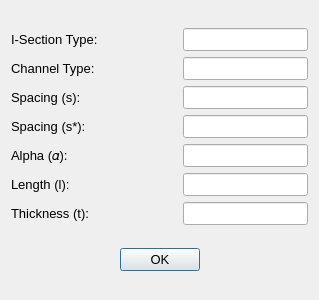
The window that gui/ui_section_parameters.ui (GreatDevelopers/osdag-core) describes before a commit, drawn with Qt 5.
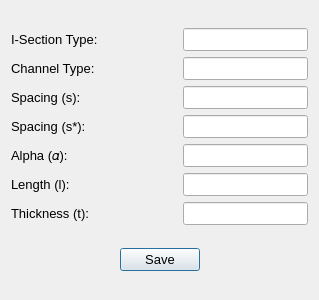
The same window after the commit.

Commit message: Changed Section Type from QLineEdit to QComboBox

What changed in the file:
```diff
--- a/gui/ui_section_parameters.ui
+++ b/gui/ui_section_parameters.ui
@@ -262,7 +262,7 @@
         </font>
        </property>
        <property name="text">
-        <string>OK</string>
+        <string>Save</string>
        </property>
       </widget>
      </item>
```
Left out of the diff: 2 changed lines with no effect on the pictures. The commit also changes 2 other files.
